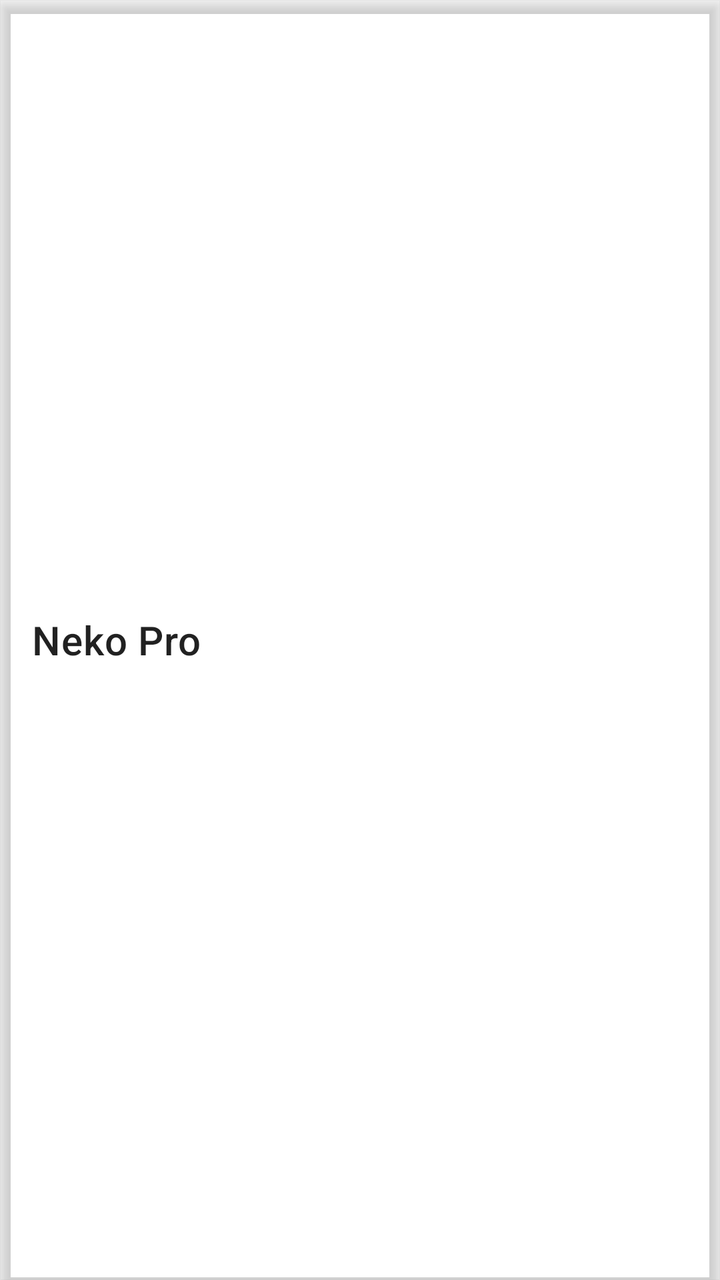
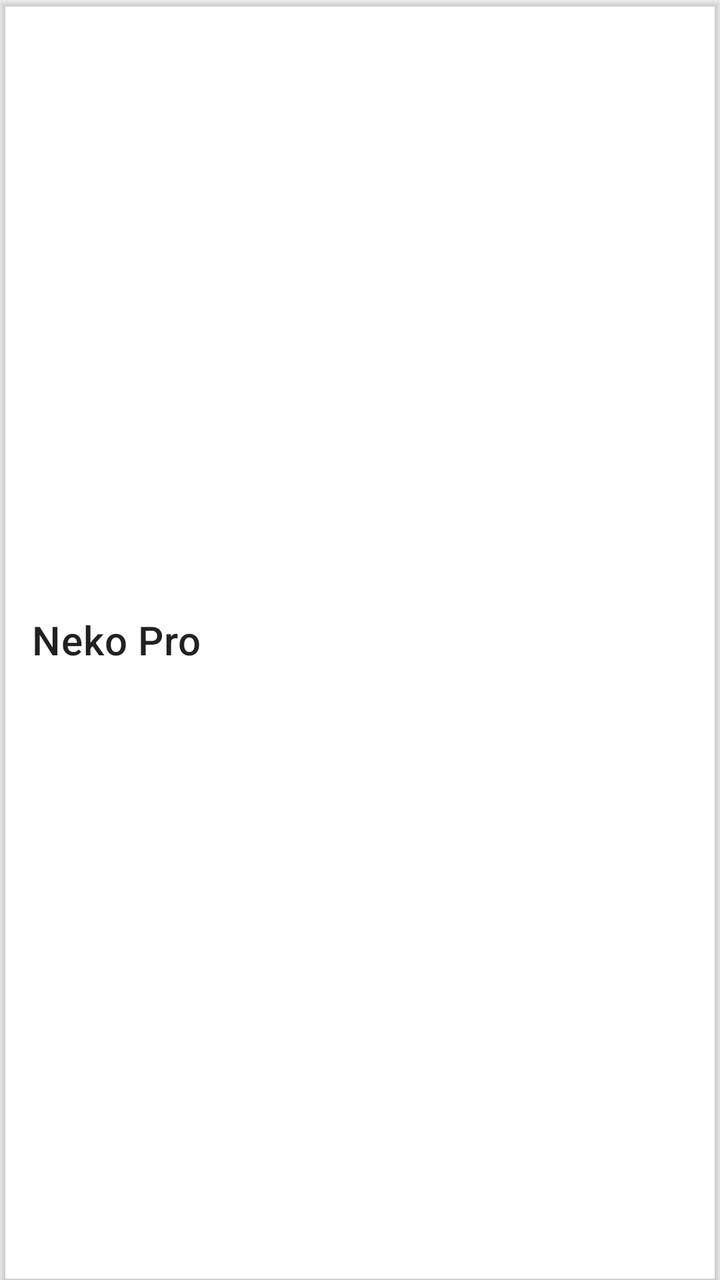

Compare the two renders of this Android layout. The source of the first and the diff that turns it into the second are given below.
<!-- AndroidManifest.xml: application theme Theme.Start -->
<!-- res/layout/layout_appbar.xml -->
<?xml version="1.0" encoding="utf-8"?>
<com.google.android.material.appbar.AppBarLayout xmlns:android="http://schemas.android.com/apk/res/android"
    xmlns:app="http://schemas.android.com/apk/res-auto"
    android:id="@+id/appbar"
    android:layout_width="match_parent"
    android:layout_height="?attr/actionBarSize"
    android:background="?attr/colorPrimary"
    android:elevation="4dp">

    <com.google.android.material.appbar.MaterialToolbar
        android:id="@+id/toolbar"
        android:layout_width="match_parent"
        android:layout_height="match_parent"
        android:background="?attr/colorPrimary"
        android:theme="?actionBarTheme"
        android:touchscreenBlocksFocus="false"
        app:popupTheme="@style/ThemeOverlay.AppCompat.DayNight"
        app:title="@string/app_name" />
</com.google.android.material.appbar.AppBarLayout>
<!-- resources referenced by this layout -->
<resources>
  <string name="app_name" translatable="false">Neko Pro</string>
  <style name="Theme.Start" parent="Theme.MaterialComponents.DayNight">
          <item name="android:navigationBarColor">@android:color/transparent</item>
          <item name="colorPrimary">@android:color/transparent</item>
          <item name="colorPrimaryDark">@android:color/transparent</item>
          <item name="android:backgroundDimEnabled">false</item>
          <item name="android:windowNoTitle">true</item>
          <item name="windowActionBar">false</item>
          <item name="windowNoTitle">true</item>
      </style>
</resources>

<!-- the commit's change to res/layout/layout_appbar.xml (unified diff, before → after) -->
@@ -5,7 +5,7 @@
     android:layout_width="match_parent"
     android:layout_height="?attr/actionBarSize"
     android:background="?attr/colorPrimary"
-    android:elevation="4dp">
+    android:elevation="2dp">
 
     <com.google.android.material.appbar.MaterialToolbar
         android:id="@+id/toolbar"
